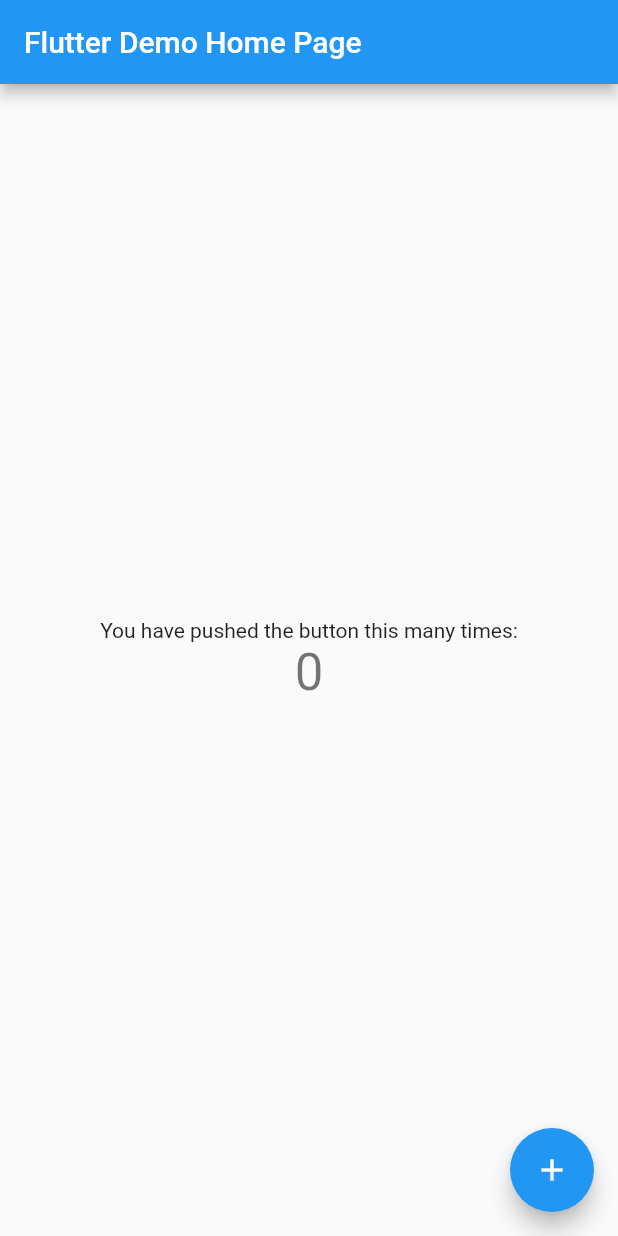
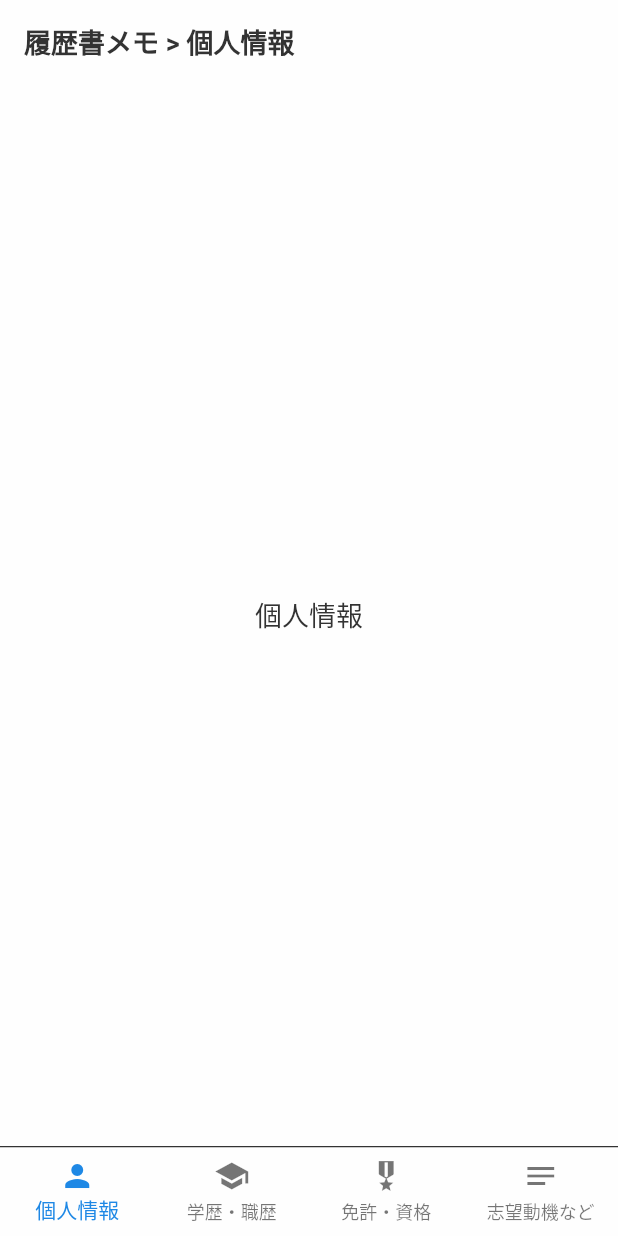
Before and after one commit to agora-creation/resume_memo_app, a Flutter app: the screen it shows after launch, on a phone screen of 412 x 824 dp. Run offline on Flutter 3.47's test engine with Material 2 defaults, Android fonts, the phone set to English and light mode, and no system bars; our stand-ins replace modal_bottom_sheet, shared_preferences; Roboto replaces fonts that are missing (SourceHanSerif-Bold, SourceHanSerif-Regular).

Commit message:
20230213 commit

```diff
--- /dev/null
+++ b/lib/helpers/style.dart
@@ -0,0 +1,27 @@
+import 'package:flutter/material.dart';
+import 'package:flutter/services.dart';
+
+ThemeData themeData() {
+  return ThemeData(
+    scaffoldBackgroundColor: const Color(0xFFFEFEFE),
+    fontFamily: 'SourceHanSerif-Regular',
+    appBarTheme: const AppBarTheme(
+      color: Color(0xFFFEFEFE),
+      elevation: 0,
+      centerTitle: false,
+      systemOverlayStyle: SystemUiOverlayStyle.dark,
+      titleTextStyle: TextStyle(
+        color: Color(0xFF333333),
+        fontSize: 18,
+        fontWeight: FontWeight.bold,
+        fontFamily: 'SourceHanSerif-Bold',
+      ),
+      iconTheme: IconThemeData(color: Color(0xFF333333)),
+    ),
+    textTheme: const TextTheme(
+      bodyText1: TextStyle(color: Color(0xFF333333), fontSize: 18),
+      bodyText2: TextStyle(color: Color(0xFF333333), fontSize: 18),
+    ),
+    visualDensity: VisualDensity.adaptivePlatformDensity,
+  );
+}
--- a/lib/main.dart
+++ b/lib/main.dart
@@ -1,115 +1,34 @@
 import 'package:flutter/material.dart';
+import 'package:flutter/services.dart';
+import 'package:flutter_localizations/flutter_localizations.dart';
+import 'package:resume_memo_app/helpers/style.dart';
+import 'package:resume_memo_app/screens/home.dart';
 
-void main() {
+Future main() async {
+  WidgetsFlutterBinding.ensureInitialized();
+  SystemChrome.setPreferredOrientations([
+    DeviceOrientation.portraitUp,
+  ]);
   runApp(const MyApp());
 }
 
 class MyApp extends StatelessWidget {
   const MyApp({super.key});
 
-  // This widget is the root of your application.
   @override
   Widget build(BuildContext context) {
     return MaterialApp(
-      title: 'Flutter Demo',
-      theme: ThemeData(
-        // This is the theme of your application.
-        //
-        // Try running your application with "flutter run". You'll see the
-        // application has a blue toolbar. Then, without quitting the app, try
-        // changing the primarySwatch below to Colors.green and then invoke
-        // "hot reload" (press "r" in the console where you ran "flutter run",
-        // or simply save your changes to "hot reload" in a Flutter IDE).
-        // Notice that the counter didn't reset back to zero; the application
-        // is not restarted.
-        primarySwatch: Colors.blue,
-      ),
-      home: const MyHomePage(title: 'Flutter Demo Home Page'),
+      debugShowCheckedModeBanner: false,
+      localizationsDelegates: const [
+        GlobalMaterialLocalizations.delegate,
+        GlobalWidgetsLocalizations.delegate,
+        GlobalCupertinoLocalizations.delegate,
+      ],
+      supportedLocales: const [Locale('ja')],
+      locale: const Locale('ja'),
+      title: '履歴書メモ',
+      theme: themeData(),
+      home: const HomeScreen(),
     );
   }
 }
-
-class MyHomePage extends StatefulWidget {
-  const MyHomePage({super.key, required this.title});
-
-  // This widget is the home page of your application. It is stateful, meaning
-  // that it has a State object (defined below) that contains fields that affect
-  // how it looks.
-
-  // This class is the configuration for the state. It holds the values (in this
-  // case the title) provided by the parent (in this case the App widget) and
-  // used by the build method of the State. Fields in a Widget subclass are
-  // always marked "final".
-
-  final String title;
-
-  @override
-  State<MyHomePage> createState() => _MyHomePageState();
-}
-
-class _MyHomePageState extends State<MyHomePage> {
-  int _counter = 0;
-
-  void _incrementCounter() {
-    setState(() {
-      // This call to setState tells the Flutter framework that something has
-      // changed in this State, which causes it to rerun the build method below
-      // so that the display can reflect the updated values. If we changed
-      // _counter without calling setState(), then the build method would not be
-      // called again, and so nothing would appear to happen.
-      _counter++;
-    });
-  }
-
-  @override
-  Widget build(BuildContext context) {
-    // This method is rerun every time setState is called, for instance as done
-    // by the _incrementCounter method above.
-    //
-    // The Flutter framework has been optimized to make rerunning build methods
-    // fast, so that you can just rebuild anything that needs updating rather
-    // than having to individually change instances of widgets.
-    return Scaffold(
-      appBar: AppBar(
-        // Here we take the value from the MyHomePage object that was created by
-        // the App.build method, and use it to set our appbar title.
-        title: Text(widget.title),
-      ),
-      body: Center(
-        // Center is a layout widget. It takes a single child and positions it
-        // in the middle of the parent.
-        child: Column(
-          // Column is also a layout widget. It takes a list of children and
-          // arranges them vertically. By default, it sizes itself to fit its
-          // children horizontally, and tries to be as tall as its parent.
-          //
-          // Invoke "debug painting" (press "p" in the console, choose the
-          // "Toggle Debug Paint" action from the Flutter Inspector in Android
-          // Studio, or the "Toggle Debug Paint" command in Visual Studio Code)
-          // to see the wireframe for each widget.
-          //
-          // Column has various properties to control how it sizes itself and
-          // how it positions its children. Here we use mainAxisAlignment to
-          // center the children vertically; the main axis here is the vertical
-          // axis because Columns are vertical (the cross axis would be
-          // horizontal).
-          mainAxisAlignment: MainAxisAlignment.center,
-          children: <Widget>[
-            const Text(
-              'You have pushed the button this many times:',
-            ),
-            Text(
-              '$_counter',
-              style: Theme.of(context).textTheme.headlineMedium,
-            ),
-          ],
-        ),
-      ),
-      floatingActionButton: FloatingActionButton(
-        onPressed: _incrementCounter,
-        tooltip: 'Increment',
-        child: const Icon(Icons.add),
-      ), // This trailing comma makes auto-formatting nicer for build methods.
-    );
-  }
-}
--- /dev/null
+++ b/lib/screens/home.dart
@@ -0,0 +1,73 @@
+import 'package:flutter/material.dart';
+import 'package:resume_memo_app/screens/history.dart';
+import 'package:resume_memo_app/screens/license.dart';
+import 'package:resume_memo_app/screens/motivation.dart';
+import 'package:resume_memo_app/screens/user.dart';
+
+class HomeScreen extends StatefulWidget {
+  const HomeScreen({Key? key}) : super(key: key);
+
+  @override
+  State<HomeScreen> createState() => _HomeScreenState();
+}
+
+class _HomeScreenState extends State<HomeScreen> {
+  int currentIndex = 0;
+  List<Widget> tabsContent = [
+    const UserScreen(),
+    const HistoryScreen(),
+    const LicenseScreen(),
+    const MotivationScreen(),
+  ];
+  List<String> tabsName = [
+    '個人情報',
+    '学歴・職歴',
+    '免許・資格',
+    '志望動機など',
+  ];
+
+  @override
+  Widget build(BuildContext context) {
+    return Scaffold(
+      appBar: AppBar(
+        title: Text('履歴書メモ > ${tabsName[currentIndex]}'),
+      ),
+      body: tabsContent[currentIndex],
+      bottomNavigationBar: Container(
+        decoration: const BoxDecoration(
+          border: Border(
+            top: BorderSide(color: Color(0xFF333333)),
+          ),
+        ),
+        child: BottomNavigationBar(
+          onTap: (index) {
+            setState(() => currentIndex = index);
+          },
+          backgroundColor: const Color(0xFFFEFEFE),
+          elevation: 0,
+          currentIndex: currentIndex,
+          fixedColor: Colors.blue.shade600,
+          type: BottomNavigationBarType.fixed,
+          items: const [
+            BottomNavigationBarItem(
+              icon: Icon(Icons.person),
+              label: '個人情報',
+            ),
+            BottomNavigationBarItem(
+              icon: Icon(Icons.school),
+              label: '学歴・職歴',
+            ),
+            BottomNavigationBarItem(
+              icon: Icon(Icons.military_tech),
+              label: '免許・資格',
+            ),
+            BottomNavigationBarItem(
+              icon: Icon(Icons.notes),
+              label: '志望動機など',
+            ),
+          ],
+        ),
+      ),
+    );
+  }
+}
--- /dev/null
+++ b/lib/screens/user.dart
@@ -0,0 +1,15 @@
+import 'package:flutter/material.dart';
+
+class UserScreen extends StatefulWidget {
+  const UserScreen({Key? key}) : super(key: key);
+
+  @override
+  State<UserScreen> createState() => _UserScreenState();
+}
+
+class _UserScreenState extends State<UserScreen> {
+  @override
+  Widget build(BuildContext context) {
+    return const Center(child: Text('個人情報'));
+  }
+}
--- a/pubspec.yaml
+++ b/pubspec.yaml
@@ -11,13 +11,16 @@
 dependencies:
   flutter:
     sdk: flutter
+  flutter_localizations:
+    sdk: flutter
 
   cupertino_icons: ^1.0.2
   provider: ^6.0.5
   shared_preferences: ^2.0.17
-  intl: ^0.18.0
+  intl: ^0.17.0
   modal_bottom_sheet: ^2.1.2
   flutter_launcher_icons: ^0.11.0
+  sqflite: ^2.2.4+1
 
 dev_dependencies:
   flutter_test:
```
Also changed, not shown: lib/helpers/functions.dart (added, +77 -0 lines), lib/screens/history.dart (added, +15 -0 lines), lib/screens/license.dart (added, +15 -0 lines), lib/screens/motivation.dart (added, +15 -0 lines), lib/widgets/custom_text_button.dart (added, +29 -0 lines), pubspec.lock, 3 other files.
